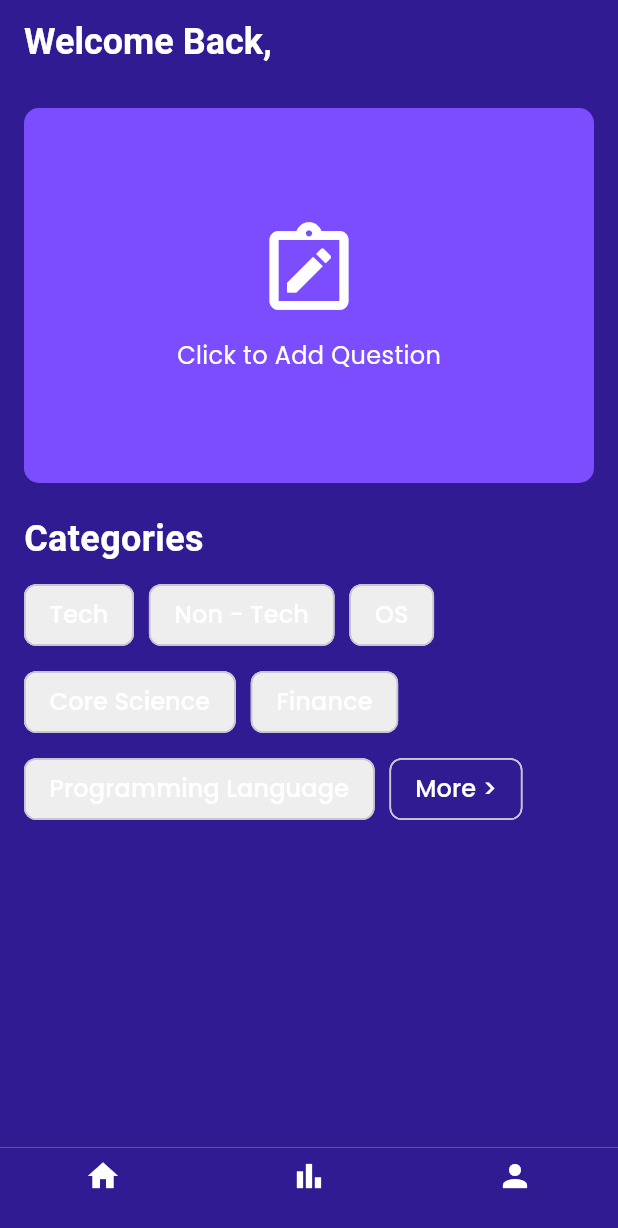
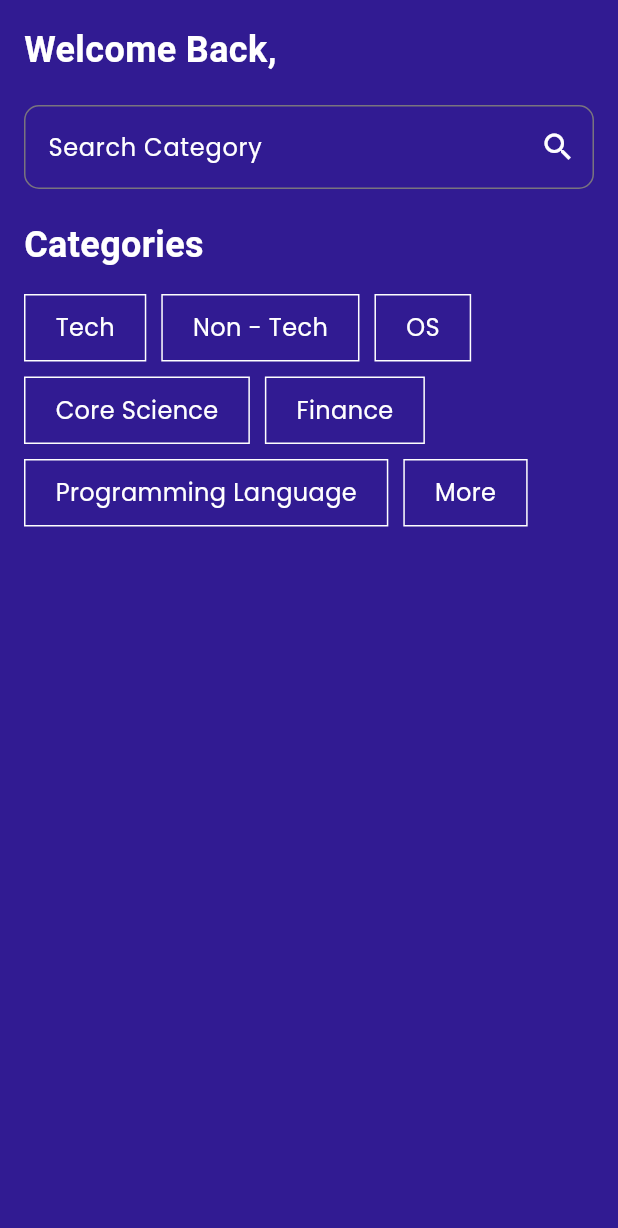
Before and after one commit to rohitchauhanrc/LMS-Question-bank, a Flutter app: the screen it shows after launch, after a tap on "More >", on a phone screen of 412 x 824 dp. Shown: the top 1228 px of the screen. Run offline on Flutter 3.47's test engine with Material 3 defaults, Android fonts, the phone set to English and light mode, and no system bars; our stand-ins replace google_fonts, image_picker.

Commit message:
Made changes

```diff
--- /dev/null
+++ b/lib/Screens/categories.dart
@@ -0,0 +1,107 @@
+import 'package:quiz_model/constants/fonts.dart';
+import 'package:flutter/material.dart';
+
+import '../constants/chips.dart';
+
+class Category extends StatefulWidget {
+  const Category({super.key});
+
+  @override
+  State<Category> createState() => _CategoryState();
+}
+
+class _CategoryState extends State<Category> {
+  final TextEditingController _searchController = TextEditingController();
+
+  @override
+  Widget build(BuildContext context) {
+    return Scaffold(
+      backgroundColor: Colors.deepPurple[900],
+      body: SafeArea(
+        child: Padding(
+          padding: const EdgeInsets.all(16.0),
+          child: Column(
+            crossAxisAlignment: CrossAxisAlignment.start,
+            children: [
+               Text(
+                'Welcome Back,',
+                style: AppTextStyles.heading
+              ),
+              const SizedBox(height: 20),
+              TextField(
+                controller: _searchController,
+                decoration: InputDecoration(
+                  hintText: 'Search Category',
+                  suffixIcon: const Icon(Icons.search, color: Colors.white),
+                  border: OutlineInputBorder(
+                    borderRadius: BorderRadius.circular(10.0),
+                  ),
+                  hintStyle: AppTextStyles.body
+                ),
+              ),
+              const SizedBox(height: 20),
+              Text('Categories', style: AppTextStyles.heading),
+              const SizedBox(height: 16),
+              Wrap(
+                spacing: 10,
+                runSpacing: 10,
+                children: [
+                  CategoryChip(
+                    category: 'Tech',
+                    style: AppTextStyles.body,
+                    onTap: () {
+                      // Handle tap
+                    },
+                  ),
+                  CategoryChip(
+                    category: 'Non - Tech',
+                    style: AppTextStyles.body,
+                    onTap: () {
+                      // Handle tap
+                    },
+                  ),
+                  CategoryChip(
+                    category: 'OS',
+                    style: AppTextStyles.body,
+                    onTap: () {
+                      // Handle tap
+                    },
+                  ),
+                  CategoryChip(
+                    category: 'Core Science',
+                    style: AppTextStyles.body,
+                    onTap: () {
+                      // Handle tap
+                    },
+                  ),
+                  CategoryChip(
+                    category: 'Finance',
+                    style: AppTextStyles.body,
+                    onTap: () {
+                      // Handle tap
+                    },
+                  ),
+                  CategoryChip(
+                    category: 'Programming Language',
+                    style: AppTextStyles.body,
+                    onTap: () {
+                      // Handle tap
+                    },
+                  ),
+                  CategoryChip(
+                    category: 'More',
+                    style: AppTextStyles.body,
+                    isMoreButton: true,
+                    onTap: () {
+                      // Handle tap
+                    },
+                  ),
+                ],
+              ),
+            ],
+          ),
+        ),
+      ),
+    );
+  }
+}
--- a/lib/Screens/home_screen.dart
+++ b/lib/Screens/home_screen.dart
@@ -1,9 +1,8 @@
 import 'package:flutter/material.dart';
 import 'package:image_picker/image_picker.dart';
+import 'package:quiz_model/Screens/categories.dart';
+import '../constants/chips.dart';
 import '../constants/fonts.dart';
-
-
-// Code By Rohit Chauhan
 
 class HomeScreen extends StatelessWidget {
   final ImagePicker _picker = ImagePicker();
@@ -59,7 +58,8 @@ class HomeScreen extends StatelessWidget {
       "Programming Language"
     ];
 
-    return Scaffold(
+    return SafeArea(
+      child: Scaffold(
         backgroundColor: Colors.deepPurple[900],
         appBar: AppBar(
           title: Text(
@@ -97,9 +97,9 @@ class HomeScreen extends StatelessWidget {
                   ),
                 ),
               ),
-            const SizedBox(height: 20),
+              const SizedBox(height: 30),
               Text("Categories", style: AppTextStyles.heading),
-            const SizedBox(height: 10),
+              const SizedBox(height: 30),
               Wrap(
                 spacing: 10,
                 runSpacing: 10,
@@ -115,7 +115,10 @@ class HomeScreen extends StatelessWidget {
                       category: "More >",
                       isMoreButton: true,
                       onTap: () {
-                      // Logic to handle 'More' button click
+                        Navigator.push(
+                          context,
+                          MaterialPageRoute(builder: (context) => Category()),
+                        );
                       },
                       style: AppTextStyles.body,
                     ),
@@ -124,37 +127,6 @@ class HomeScreen extends StatelessWidget {
             ],
           ),
         ),
-    );
-  }
-}
-
-class CategoryChip extends StatelessWidget {
-  final String category;
-  final bool isMoreButton;
-  final VoidCallback onTap;
-  final TextStyle style;
-
-  const CategoryChip({super.key,
-    required this.category,
-    this.isMoreButton = false,
-    required this.onTap,
-    required this.style,
-  });
-
-  @override
-  Widget build(BuildContext context) {
-    return GestureDetector(
-      onTap: onTap,
-      child: Chip(
-        label: Text(
-          category,
-          style: style,
-        ),
-        backgroundColor:
-            isMoreButton ? Colors.deepPurple[900] : Colors.grey[200],
-        labelStyle: TextStyle(
-          color: isMoreButton ? Colors.white : Colors.black,
-        ),
       ),
     );
   }
--- a/lib/constants/chips.dart
+++ b/lib/constants/chips.dart
@@ -1,37 +1,37 @@
 import 'package:flutter/material.dart';
 
-
-/// A widget that displays a category chip.
-///
-/// [category] is the name of the category displayed in the chip.
-/// [isMoreButton] indicates if the chip should be styled as a "More >" button.
-
-class CategoryChip{
+class CategoryChip extends StatelessWidget {
   final String category;
   final bool isMoreButton;
-  final VoidCallback onTap;
+  final VoidCallback? onTap;
   final TextStyle style;
-  final Color backgroundColor;
 
-  CategoryChip({
+  const CategoryChip({
+    super.key,
     required this.category,
     this.isMoreButton = false,
-    required this.onTap,
+    this.onTap,
     required this.style,
-    required this.backgroundColor,
   });
 
+  @override
   Widget build(BuildContext context) {
     return GestureDetector(
       onTap: onTap,
-      child: Chip(
-        label: Text(
+      child: Container(
+        padding: const EdgeInsets.symmetric(horizontal: 20, vertical: 10),
+        decoration: BoxDecoration(
+          color: Colors.deepPurple[900] ?? Colors.deepPurple,
+          borderRadius: BorderRadius.circular(0),
+          border: Border.all(
+            color: Colors.white, // Set border color to white
+          ),
+        ),
+        child: Text(
           category,
-          style: style,
-        ),
-        backgroundColor: backgroundColor,
-        labelStyle: TextStyle(
-          color: isMoreButton ? Colors.white : Colors.black,
+          style: style.copyWith(
+            color: Colors.white,
+          ),
         ),
       ),
     );
--- a/lib/main.dart
+++ b/lib/main.dart
@@ -25,6 +25,8 @@ class HomePage extends StatefulWidget {
 class _HomePageState extends State<HomePage> {
   int _currentIndex = 0;
 
+  final PageController _pageController = PageController();
+
   final List<Widget> _children = [
     HomeScreen(),
     BarChartScreen(),
@@ -34,7 +36,15 @@ class _HomePageState extends State<HomePage> {
   @override
   Widget build(BuildContext context) {
     return Scaffold(
-      body: _children[_currentIndex],
+      body: PageView(
+        controller: _pageController,
+        onPageChanged: (index) {
+          setState(() {
+            _currentIndex = index;
+          });
+        },
+        children: _children,
+      ),
       bottomNavigationBar: BottomNavigationBar(
         backgroundColor: Colors.deepPurple[900],
         currentIndex: _currentIndex,
@@ -42,8 +52,9 @@ class _HomePageState extends State<HomePage> {
           setState(() {
             _currentIndex = index;
           });
+          _pageController.jumpToPage(index);
         },
-        items: [
+        items: const [
           BottomNavigationBarItem(
             icon: Icon(Icons.home, color: Colors.white),
             label: '',
@@ -60,33 +71,10 @@ class _HomePageState extends State<HomePage> {
       ),
     );
   }
-}
-
-
-
-class CategoryChip extends StatelessWidget {
-  final String category;
-  final bool isMoreButton;
-  final VoidCallback? onTap;
-
-  CategoryChip({
-    required this.category,
-    this.isMoreButton = false,
-    this.onTap,
-  });
 
   @override
-  Widget build(BuildContext context) {
-    return GestureDetector(
-      onTap: onTap,
-      child: Container(
-        padding: EdgeInsets.symmetric(horizontal: 20, vertical: 10),
-        decoration: BoxDecoration(
-          border: Border.all(color: Colors.white),
-          borderRadius: BorderRadius.circular(10),
-        ),
-        child: Text(category, style: TextStyle(color: Colors.white)),
-      ),
-    );
+  void dispose() {
+    _pageController.dispose();
+    super.dispose();
   }
 }
```
Lines whose indentation alone changed are shown as unchanged.
